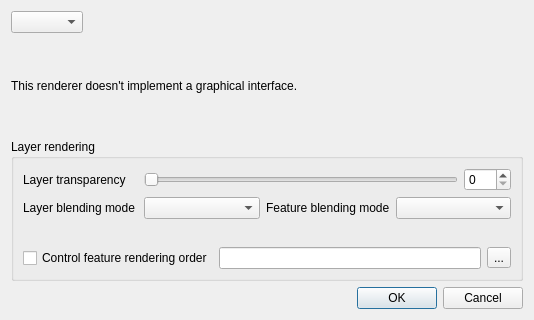
The window that src/ui/qgsrendererv2propsdialogbase.ui (qgis/QGIS) describes before a commit, drawn with Qt 5.
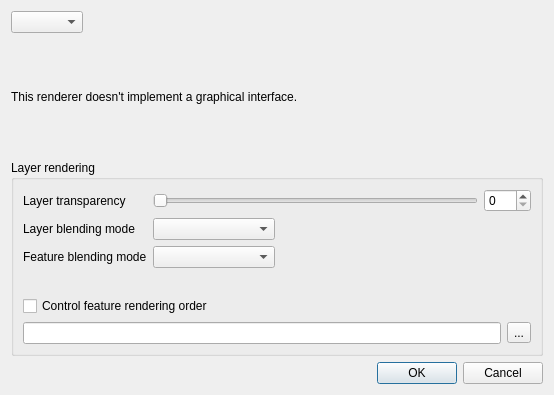
The same window after the commit. Custom widgets are drawn as their Qt base class.

Commit message: scroll area for labels

```diff
--- a/src/ui/qgsrendererv2propsdialogbase.ui
+++ b/src/ui/qgsrendererv2propsdialogbase.ui
@@ -6,8 +6,8 @@
    <rect>
     <x>0</x>
     <y>0</y>
-    <width>534</width>
-    <height>320</height>
+    <width>554</width>
+    <height>395</height>
    </rect>
   </property>
   <property name="windowTitle">
@@ -85,16 +85,6 @@
       <bool>true</bool>
      </property>
      <layout class="QGridLayout" name="gridLayout">
-      <item row="2" column="0" colspan="4">
-       <widget class="QgsEffectStackCompactWidget" name="mEffectWidget" native="true">
-        <property name="minimumSize">
-         <size>
-          <width>16</width>
-          <height>16</height>
-         </size>
-        </property>
-       </widget>
-      </item>
       <item row="0" column="1" colspan="3">
        <layout class="QHBoxLayout" name="horizontalLayout_2">
         <item>
@@ -116,6 +106,16 @@
         </item>
        </layout>
       </item>
+      <item row="3" column="0" colspan="4">
+       <widget class="QgsEffectStackCompactWidget" name="mEffectWidget" native="true">
+        <property name="minimumSize">
+         <size>
+          <width>16</width>
+          <height>16</height>
+         </size>
+        </property>
+       </widget>
+      </item>
       <item row="0" column="0">
        <widget class="QLabel" name="lblTransparency">
         <property name="text">
@@ -123,16 +123,6 @@
         </property>
        </widget>
       </item>
-      <item row="1" column="3">
-       <widget class="QgsBlendModeComboBox" name="mFeatureBlendComboBox"/>
-      </item>
-      <item row="1" column="2">
-       <widget class="QLabel" name="lblFeatureBlend">
-        <property name="text">
-         <string>Feature blending mode</string>
-        </property>
-       </widget>
-      </item>
       <item row="1" column="0">
        <widget class="QLabel" name="lblLayerBlend">
         <property name="text">
@@ -143,8 +133,8 @@
       <item row="1" column="1">
        <widget class="QgsBlendModeComboBox" name="mBlendModeComboBox"/>
       </item>
-      <item row="3" column="0" colspan="4">
-       <layout class="QHBoxLayout" name="horizontalLayout_3">
+      <item row="4" column="0" colspan="4">
+       <layout class="QVBoxLayout" name="verticalLayout_3">
         <item>
          <widget class="QCheckBox" name="checkboxEnableOrderBy">
           <property name="text">
@@ -153,6 +143,11 @@
          </widget>
         </item>
         <item>
+         <layout class="QHBoxLayout" name="horizontalLayout_3">
+          <property name="topMargin">
+           <number>0</number>
+          </property>
+          <item>
          <widget class="QLineEdit" name="lineEditOrderBy">
           <property name="readOnly">
            <bool>true</bool>
@@ -169,6 +164,18 @@
        </layout>
       </item>
      </layout>
+      </item>
+      <item row="2" column="0">
+       <widget class="QLabel" name="lblFeatureBlend">
+        <property name="text">
+         <string>Feature blending mode</string>
+        </property>
+       </widget>
+      </item>
+      <item row="2" column="1">
+       <widget class="QgsBlendModeComboBox" name="mFeatureBlendComboBox"/>
+      </item>
+     </layout>
     </widget>
    </item>
    <item>
@@ -181,6 +188,12 @@
   </layout>
  </widget>
  <customwidgets>
+  <customwidget>
+   <class>QgsCollapsibleGroupBox</class>
+   <extends>QGroupBox</extends>
+   <header>qgscollapsiblegroupbox.h</header>
+   <container>1</container>
+  </customwidget>
   <customwidget>
    <class>QgsEffectStackCompactWidget</class>
    <extends>QWidget</extends>
@@ -192,12 +205,6 @@
    <extends>QComboBox</extends>
    <header>qgsblendmodecombobox.h</header>
   </customwidget>
-  <customwidget>
-   <class>QgsCollapsibleGroupBox</class>
-   <extends>QGroupBox</extends>
-   <header>qgscollapsiblegroupbox.h</header>
-   <container>1</container>
-  </customwidget>
  </customwidgets>
  <tabstops>
   <tabstop>cboRenderers</tabstop>
```
Left out of the diff: 16 changed lines with no effect on the pictures. Lines whose indentation alone changed are shown as unchanged. The commit also changes 6 other files.
